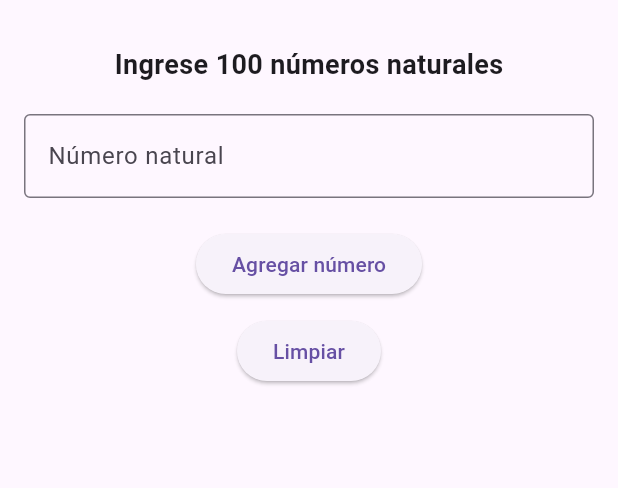
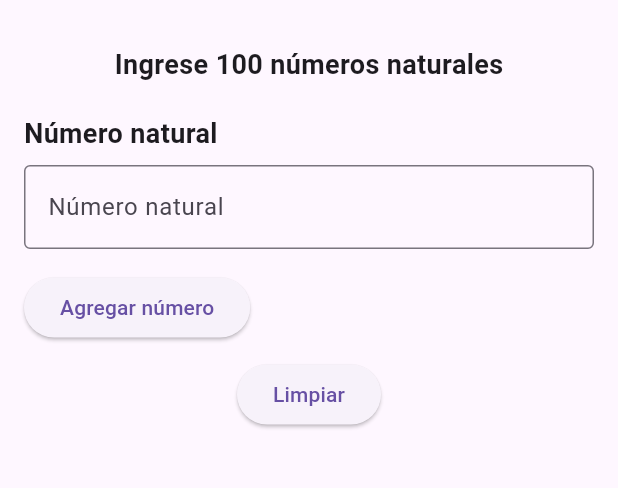
Before and after one commit to DianyGuerra/Prueba1_Guerra_Diana_Evaluar100Numeros, a Flutter app: the screen it shows after launch, on a phone screen of 412 x 824 dp, the part 63-551 px from its top. Run offline on Flutter 3.47's test engine with Material 3 defaults, Android fonts, the phone set to English and light mode, and no system bars.

Commit message:
correccion molecula

```diff
--- a/prueba1_guerra_diana/lib/view/ejercicio_view.dart
+++ b/prueba1_guerra_diana/lib/view/ejercicio_view.dart
@@ -32,9 +32,10 @@ class NumberField extends StatelessWidget {
   Widget build(BuildContext context) => TextField(
         controller: controller,
         keyboardType: TextInputType.number,
-        decoration: const InputDecoration(
+        decoration: InputDecoration(
           labelText: 'Número natural',
-          border: OutlineInputBorder(),
+          hintText: hint,
+          border: const OutlineInputBorder(),
         ),
       );
 }
@@ -75,19 +76,33 @@ class ResultText extends StatelessWidget {
       );
 }
 
-// Atomo
+// Molécula
 class NumeroInput extends StatelessWidget {
   final TextEditingController numeroC;
+  final VoidCallback onAgregar;
 
   const NumeroInput({
     super.key,
     required this.numeroC,
+    required this.onAgregar,
   });
 
   @override
-  Widget build(BuildContext context) => NumberField(
-        controller: numeroC,
-        hint: 'Número natural',
+  Widget build(BuildContext context) => Column(
+        crossAxisAlignment: CrossAxisAlignment.start,
+        children: [
+          const Label('Número natural'),
+          const SizedBox(height: 8),
+          NumberField(
+            controller: numeroC,
+            hint: 'Ingrese un número natural',
+          ),
+          const SizedBox(height: 15),
+          PrimaryButton(
+            text: 'Agregar número',
+            onPressed: onAgregar,
+          ),
+        ],
       );
 }
 
@@ -132,24 +147,16 @@ class _EjercicioCardState extends State<EjercicioCard> {
             const Label('Ingrese 100 números naturales'),
             const SizedBox(height: 20),
 
-            NumeroInput(numeroC: numeroC),
-
-            const SizedBox(height: 20),
-
-            PrimaryButton(
-              text: 'Agregar número',
-              onPressed: () {
-                agregarNumero();
-              },
+            NumeroInput(
+              numeroC: numeroC,
+              onAgregar: agregarNumero,
             ),
 
             const SizedBox(height: 10),
 
             PrimaryButton(
               text: 'Limpiar',
-              onPressed: () {
-                limpiarDatos();
-              },
+              onPressed: limpiarDatos,
             ),
 
             const SizedBox(height: 20),
```
